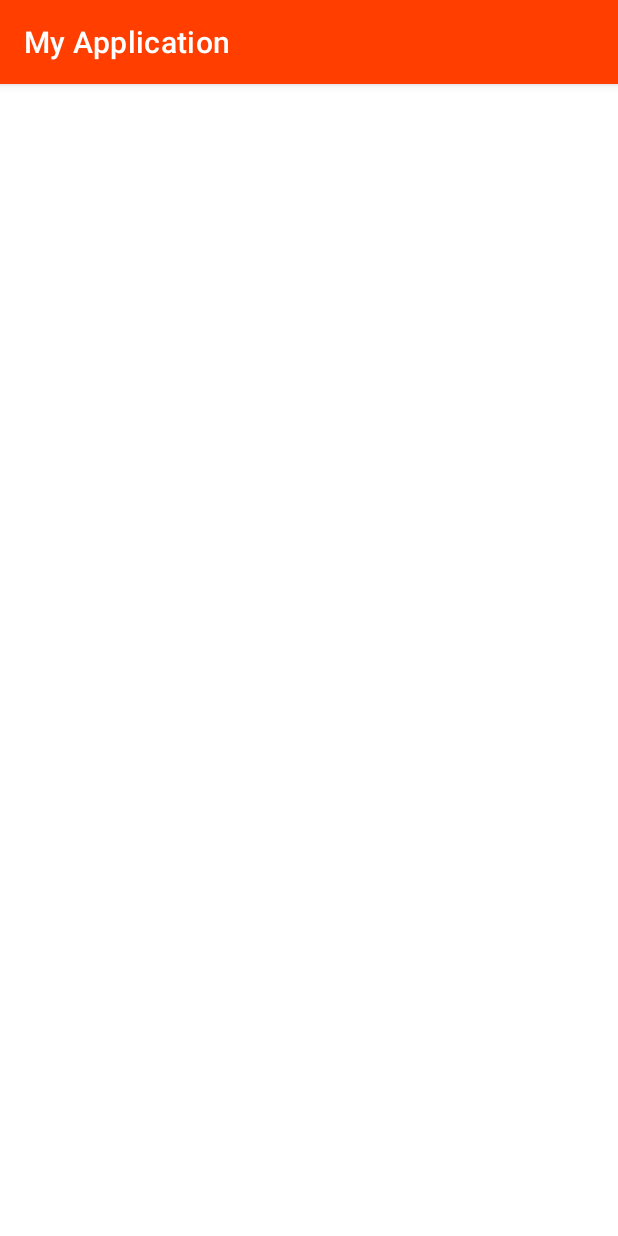
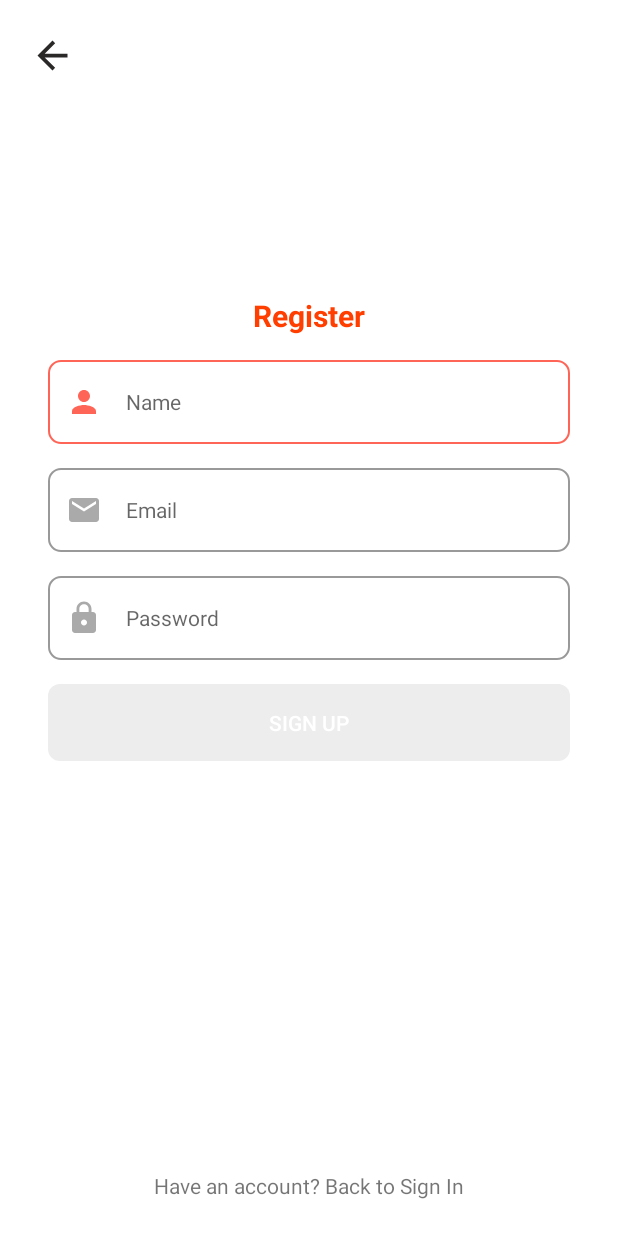
Before and after one commit to luthfiajiw/submission-story-app, an Android app: the SignUpActivity screen opened directly, with no data from a screen before it, on a phone screen of 412 x 824 dp. Run offline under Robolectric (Android 15) with nearby library versions, the phone set to English and light mode, and no system bars.

Commit message:
sign up screen

```diff
--- a/app/src/main/java/com/submission/app/story/auth/views/SignInActivity.kt
+++ b/app/src/main/java/com/submission/app/story/auth/views/SignInActivity.kt
@@ -15,7 +15,6 @@ import com.submission.app.story.shared.components.TextField
 
 class SignInActivity : AppCompatActivity() {
     private lateinit var btnSignin: CustomButton
-    private lateinit var edEmail: TextField
     private lateinit var edPassword: TextField
     private lateinit var textRegister: TextView
     private lateinit var binding: ActivitySignInBinding
@@ -26,7 +25,6 @@ class SignInActivity : AppCompatActivity() {
         setContentView(binding.root)
 
         binding.apply {
-            edEmail = edLoginEmail
             edPassword = edLoginPassword
             this@SignInActivity.textRegister = textRegister
             this@SignInActivity.btnSignin = btnSignin
@@ -49,7 +47,14 @@ class SignInActivity : AppCompatActivity() {
 
             override fun onTextChanged(s: CharSequence?, start: Int, before: Int, count: Int) {
                 val stringLength = s?.toString()?.length ?: 0
-                btnSignin.isEnabled = stringLength >= 6
+
+                if (stringLength < 6) {
+                    edPassword.error = "Password must be minimum 6 characters"
+                    btnSignin.isEnabled = false
+                } else {
+                    btnSignin.isEnabled = true
+                    edPassword.error = null
+                }
             }
 
             override fun afterTextChanged(s: Editable?) {
--- a/app/src/main/java/com/submission/app/story/auth/views/SignUpActivity.kt
+++ b/app/src/main/java/com/submission/app/story/auth/views/SignUpActivity.kt
@@ -2,14 +2,60 @@ package com.submission.app.story.auth.views
 
 import androidx.appcompat.app.AppCompatActivity
 import android.os.Bundle
+import android.text.Editable
+import android.text.TextWatcher
+import android.widget.ImageView
+import android.widget.TextView
 import com.submission.app.story.databinding.ActivitySignUpBinding
+import com.submission.app.story.shared.components.CustomButton
+import com.submission.app.story.shared.components.TextField
 
 class SignUpActivity : AppCompatActivity() {
+    private lateinit var edPassword : TextField
+    private lateinit var btnRegister : CustomButton
+    private lateinit var btnBack: ImageView
+    private lateinit var textSignin : TextView
     private lateinit var binding: ActivitySignUpBinding
 
     override fun onCreate(savedInstanceState: Bundle?) {
         super.onCreate(savedInstanceState)
         binding = ActivitySignUpBinding.inflate(layoutInflater)
         setContentView(binding.root)
+
+        supportActionBar?.hide()
+        binding.apply {
+            edPassword = edRegisterPassword
+            this@SignUpActivity.textSignin = textSignin
+            this@SignUpActivity.btnBack = btnBack
+            this@SignUpActivity.btnRegister = btnRegister
+        }
+
+        handleChangedPassword()
+
+        btnBack.setOnClickListener { finish() }
+        textSignin.setOnClickListener { finish() }
+    }
+
+    private fun handleChangedPassword() {
+        edPassword.addTextChangedListener(object: TextWatcher {
+            override fun beforeTextChanged(s: CharSequence?, start: Int, count: Int, after: Int) {
+            }
+
+            override fun onTextChanged(s: CharSequence?, start: Int, before: Int, count: Int) {
+                val stringLength = s?.toString()?.length ?: 0
+
+                if (stringLength < 6) {
+                    edPassword.error = "Password must be minimum 6 characters"
+                    btnRegister.isEnabled = false
+                } else {
+                    btnRegister.isEnabled = true
+                    edPassword.error = null
+                }
+            }
+
+            override fun afterTextChanged(s: Editable?) {
+            }
+
+        })
     }
 }
--- /dev/null
+++ b/app/src/main/res/drawable/custom_ic_person.xml
@@ -0,0 +1,8 @@
+<?xml version="1.0" encoding="utf-8"?>
+<selector xmlns:android="http://schemas.android.com/apk/res/android">
+    <item android:state_focused="true"
+        android:drawable="@drawable/ic_person_focus" />
+
+    <item android:state_focused="false"
+        android:drawable="@drawable/ic_person" />
+</selector>
--- /dev/null
+++ b/app/src/main/res/drawable/ic_arrow_back.xml
@@ -0,0 +1,5 @@
+<vector android:height="24dp" android:tint="#2B2828"
+    android:viewportHeight="24" android:viewportWidth="24"
+    android:width="24dp" xmlns:android="http://schemas.android.com/apk/res/android">
+    <path android:fillColor="@android:color/white" android:pathData="M20,11H7.83l5.59,-5.59L12,4l-8,8 8,8 1.41,-1.41L7.83,13H20v-2z"/>
+</vector>
--- /dev/null
+++ b/app/src/main/res/drawable/ic_person.xml
@@ -0,0 +1,5 @@
+<vector android:height="24dp" android:tint="#AAAAAA"
+    android:viewportHeight="24" android:viewportWidth="24"
+    android:width="24dp" xmlns:android="http://schemas.android.com/apk/res/android">
+    <path android:fillColor="@android:color/white" android:pathData="M12,12c2.21,0 4,-1.79 4,-4s-1.79,-4 -4,-4 -4,1.79 -4,4 1.79,4 4,4zM12,14c-2.67,0 -8,1.34 -8,4v2h16v-2c0,-2.66 -5.33,-4 -8,-4z"/>
+</vector>
--- /dev/null
+++ b/app/src/main/res/drawable/ic_person_focus.xml
@@ -0,0 +1,5 @@
+<vector android:height="24dp" android:tint="@color/primary_variant"
+    android:viewportHeight="24" android:viewportWidth="24"
+    android:width="24dp" xmlns:android="http://schemas.android.com/apk/res/android">
+    <path android:fillColor="@android:color/white" android:pathData="M12,12c2.21,0 4,-1.79 4,-4s-1.79,-4 -4,-4 -4,1.79 -4,4 1.79,4 4,4zM12,14c-2.67,0 -8,1.34 -8,4v2h16v-2c0,-2.66 -5.33,-4 -8,-4z"/>
+</vector>
--- a/app/src/main/res/layout/activity_sign_up.xml
+++ b/app/src/main/res/layout/activity_sign_up.xml
@@ -4,6 +4,100 @@
     xmlns:tools="http://schemas.android.com/tools"
     android:layout_width="match_parent"
     android:layout_height="match_parent"
+    android:padding="16dp"
     tools:context=".auth.views.SignUpActivity">
 
+    <ImageView
+        android:id="@+id/btn_back"
+        android:layout_width="30dp"
+        android:layout_height="30dp"
+        android:src="@drawable/ic_arrow_back"
+        android:layout_marginTop="6dp"
+        android:layout_marginStart="4dp"
+        app:layout_constraintStart_toStartOf="parent"
+        app:layout_constraintTop_toTopOf="parent" />
+
+    <TextView
+        android:id="@+id/title"
+        android:layout_width="wrap_content"
+        android:layout_height="wrap_content"
+        android:text="@string/register"
+        android:textSize="20sp"
+        android:textStyle="bold"
+        android:textColor="@color/primary"
+        app:layout_constraintBottom_toTopOf="@+id/ed_register_name"
+        android:layout_marginBottom="16dp"
+        app:layout_constraintStart_toStartOf="parent"
+        app:layout_constraintEnd_toEndOf="parent" />
+
+    <com.submission.app.story.shared.components.TextField
+        android:id="@+id/ed_register_name"
+        android:layout_width="match_parent"
+        android:layout_height="wrap_content"
+        app:layout_constraintBottom_toTopOf="@+id/ed_register_email"
+        android:layout_marginStart="16dp"
+        android:layout_marginEnd="16dp"
+        android:layout_marginBottom="16dp"
+        android:paddingStart="12dp"
+        android:paddingEnd="12dp"
+        android:paddingTop="16dp"
+        android:paddingBottom="16dp"
+        android:inputType="textPersonName"
+        android:drawableStart="@drawable/custom_ic_person"
+        android:hint="@string/name" />
+
+    <com.submission.app.story.shared.components.TextField
+        android:id="@+id/ed_register_email"
+        android:layout_width="match_parent"
+        android:layout_height="wrap_content"
+        app:layout_constraintBottom_toTopOf="@+id/ed_register_password"
+        android:layout_marginStart="16dp"
+        android:layout_marginEnd="16dp"
+        android:layout_marginBottom="16dp"
+        android:paddingStart="12dp"
+        android:paddingEnd="12dp"
+        android:paddingTop="16dp"
+        android:paddingBottom="16dp"
+        android:inputType="textEmailAddress"
+        android:drawableStart="@drawable/custom_ic_email"
+        android:hint="@string/email" />
+
+    <com.submission.app.story.shared.components.TextField
+        android:id="@+id/ed_register_password"
+        android:layout_width="match_parent"
+        android:layout_height="wrap_content"
+        app:layout_constraintTop_toTopOf="parent"
+        app:layout_constraintBottom_toBottomOf="parent"
+        android:layout_marginStart="16dp"
+        android:layout_marginEnd="16dp"
+        android:paddingStart="12dp"
+        android:paddingEnd="12dp"
+        android:paddingTop="16dp"
+        android:paddingBottom="16dp"
+        android:height="100dp"
+        android:inputType="textPassword"
+        android:drawableStart="@drawable/custom_ic_lock"
+        android:hint="@string/password" />
+
+    <com.submission.app.story.shared.components.CustomButton
+        android:id="@+id/btn_register"
+        android:enabled="false"
+        android:layout_width="match_parent"
+        android:layout_height="wrap_content"
+        android:text="@string/sign_up"
+        app:layout_constraintTop_toBottomOf="@+id/ed_register_password"
+        android:layout_marginTop="16dp"
+        android:layout_marginStart="16dp"
+        android:layout_marginEnd="16dp" />
+
+    <TextView
+        android:id="@+id/text_signin"
+        android:layout_width="wrap_content"
+        android:layout_height="wrap_content"
+        android:text="@string/text_signin"
+        android:layout_marginBottom="8dp"
+        app:layout_constraintStart_toStartOf="parent"
+        app:layout_constraintEnd_toEndOf="parent"
+        app:layout_constraintBottom_toBottomOf="parent" />
+
 </androidx.constraintlayout.widget.ConstraintLayout>
--- a/app/src/main/res/values/strings.xml
+++ b/app/src/main/res/values/strings.xml
@@ -9,4 +9,8 @@
     <string name="sign_in_to_continue">Sign In to continue</string>
     <string name="sign_in">Sign In</string>
     <string name="text_register">Don\'t have account? Register Now</string>
+    <string name="register">Register</string>
+    <string name="sign_up">Sign Up</string>
+    <string name="text_signin">Have an account? Back to Sign In</string>
+    <string name="name">Name</string>
 </resources>
```
